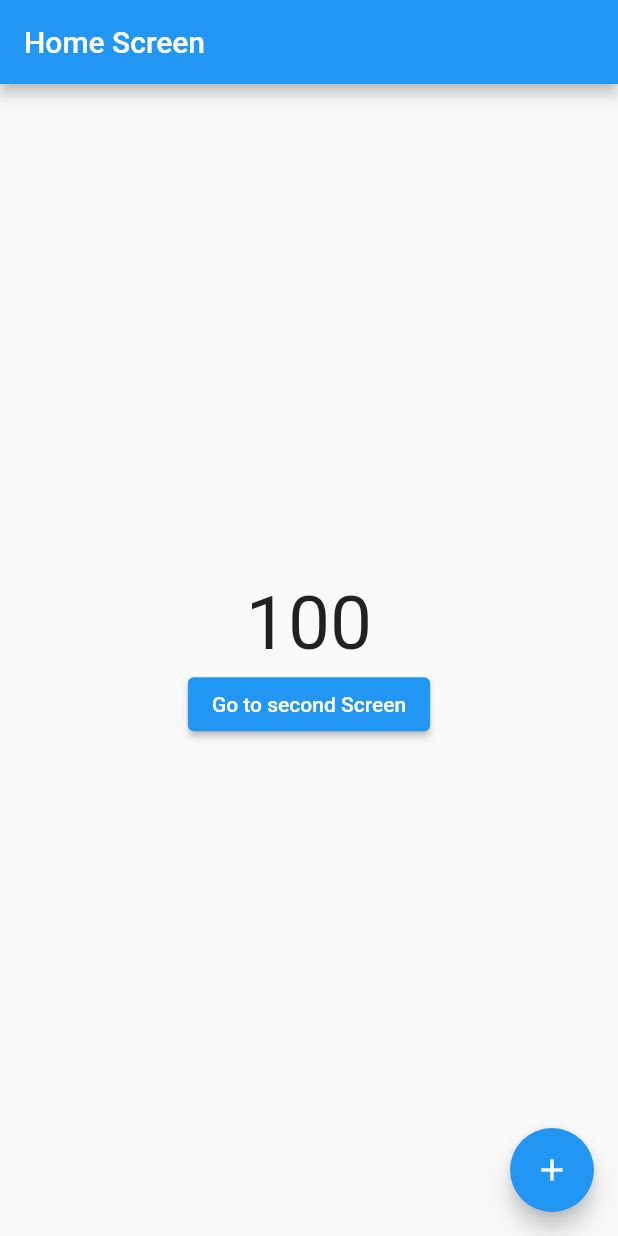
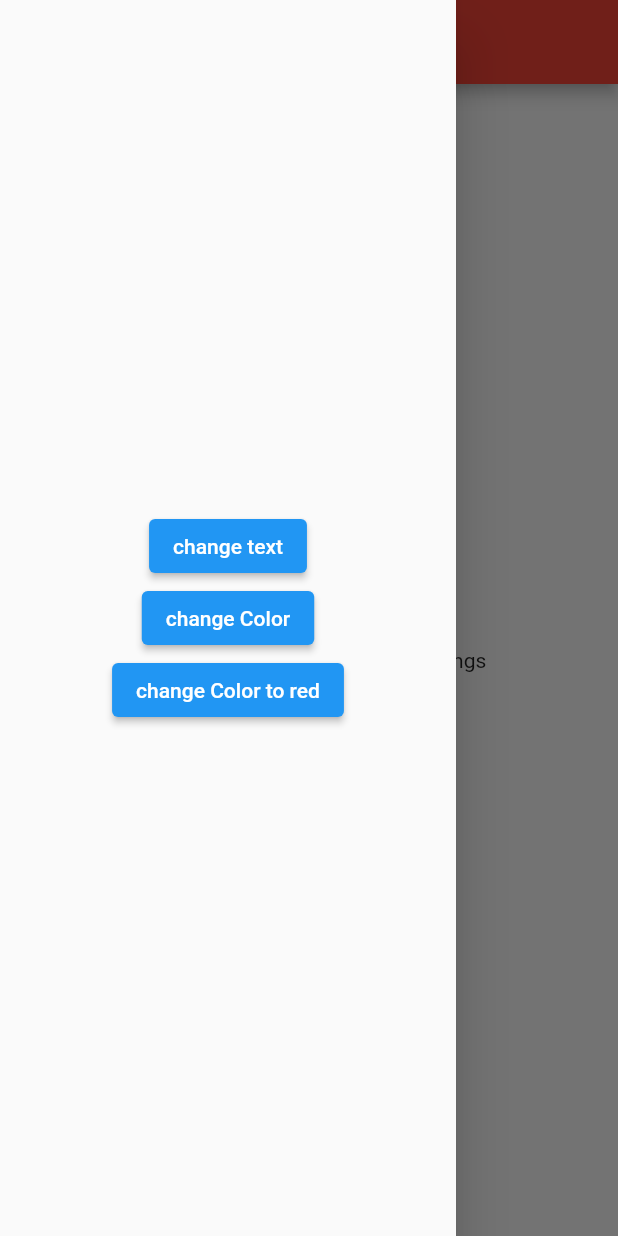
Before and after one commit to baosphoa0403/flutter_provider, a Flutter app: the screen it shows after launch, with the side drawer open (before the commit the screen has no drawer), on a phone screen of 412 x 824 dp. Run offline on Flutter 3.47's test engine with Material 2 defaults, Android fonts, the light colour scheme and no system bars.

Commit message:
use consumer with provider

```diff
--- a/lib/main.dart
+++ b/lib/main.dart
@@ -1,103 +1,94 @@
 import 'package:flutter/material.dart';
 import 'package:provider/provider.dart';
 
-void main() {
+void main(List<String> args) {
   runApp(ChangeNotifierProvider(
     // nhà phân phối
-    create: (context) => CounterProvider(), // nhà cùng cấp
+    create: (context) => MySettings(), // nhà cùng cấp
     child: const MaterialApp(
-      home: HomeScreen(),
+      home: MyApp(),
     ),
   ));
 }
 
-class CounterProvider extends ChangeNotifier {
-  int _counter = 100;
-  int get counter => _counter;
-  void add() {
-    // có sự thay đổi data thì phải dùng hàm notifyListeners()
-    _counter++;
+class MySettings extends ChangeNotifier {
+  // nhà cung cấp
+  String text = "Heloo";
+  Color color = Colors.red;
+
+  void changeText() {
+    if (text == "Heloo") {
+      text = "World";
+    } else {
+      text = "Heloo";
+    }
+    notifyListeners();
+  }
+
+  void changeColor() {
+    if (color == Colors.red) {
+      color = Colors.cyan;
+    } else {
+      color = Colors.red;
+    }
+    notifyListeners();
+  }
+
+  Set? newColor(Color newColor) {
+    color = newColor;
     notifyListeners();
   }
 }
 
-class HomeScreen extends StatelessWidget {
-  const HomeScreen({Key? key}) : super(key: key);
-
+class MyApp extends StatelessWidget {
+  const MyApp({Key? key}) : super(key: key);
+// mySettings biến chứa dữ liệu child là chứa giao diện
   @override
   Widget build(BuildContext context) {
-    return Scaffold(
+    return Consumer<MySettings>(
+      builder: (context, mySettings, child) => Scaffold(
         appBar: AppBar(
-        title: Text("Home Screen"),
+          title: const Text("Provider"),
+          backgroundColor: mySettings.color,
         ),
-      body: Center(
+        drawer: Drawer(
+          child: Center(
             child: Column(
               mainAxisAlignment: MainAxisAlignment.center,
               children: [
-            Text(
-              context.watch<CounterProvider>()._counter.toString(),
-              style: const TextStyle(fontSize: 50),
-            ),
+                ElevatedButton(
+                    onPressed: () =>
+                        {mySettings.changeText(), Navigator.pop(context)},
+                    child: const Text("change text")),
                 ElevatedButton(
                     onPressed: () {
-                  Navigator.pushReplacement(
-                      // app state là trạng thái nhìu màn hình
-                      // push repacement là xoá lun màn hình vừa chạy dùng cho case là login
-                      context,
-                      MaterialPageRoute(
-                        builder: (_) => const SecondScreen(),
-                      ));
+                      mySettings.changeColor();
+                      Navigator.pop(context);
                     },
-                child: const Text("Go to second Screen"))
+                    child: const Text("change Color")),
+                ElevatedButton(
+                    onPressed: () {
+                      mySettings.newColor(Colors
+                          .lightBlue); // sẽ ko đổi ui dc về ko có gọi hàm notyfi á để nó báo đến nơi cần cung cấp
+                      Navigator.pop(context);
+                    },
+                    child: const Text("change Color to red")),
               ],
             ),
           ),
-      floatingActionButton: FloatingActionButton(
-        child: const Icon(Icons.add),
-        onPressed: () {
-          context.read<CounterProvider>().add();
-        },
+        ),
+        body: Center(
+          child: Row(
+            mainAxisAlignment: MainAxisAlignment.center,
+            children: [
+              ElevatedButton(
+                  onPressed: mySettings.changeText,
+                  child: const Text("Change Text")),
+              Text('${mySettings.text} of MySettings')
+            ],
+          ),
+        ),
       ),
     );
   }
 }
-
-class SecondScreen extends StatelessWidget {
-  const SecondScreen({Key? key}) : super(key: key);
-
-  @override
-  Widget build(BuildContext context) {
-    return Scaffold(
-      appBar: AppBar(
-        title: const Text("Second Screen"),
-        backgroundColor: Colors.amberAccent,
-      ),
-      body: Center(
-        child: Column(
-          mainAxisAlignment: MainAxisAlignment.center,
-          children: [
-            Text(
-              context.watch<CounterProvider>()._counter.toString(),
-              style: const TextStyle(fontSize: 50),
-            ),
-            ElevatedButton(
-                onPressed: () {
-                  Navigator.pop(
-                      context,
-                      MaterialPageRoute(
-                        builder: (_) => const HomeScreen(),
-                      ));
-                },
-                child: const Text("Go to Home Screen"))
-          ],
-        ),
-      ),
-      floatingActionButton: FloatingActionButton(
-        child: const Icon(Icons.add),
-        onPressed: () {
-          context.read<CounterProvider>().add();
-        },
-      ),
-    );
-  }
-}
```
Lines whose indentation alone changed are shown as unchanged.
